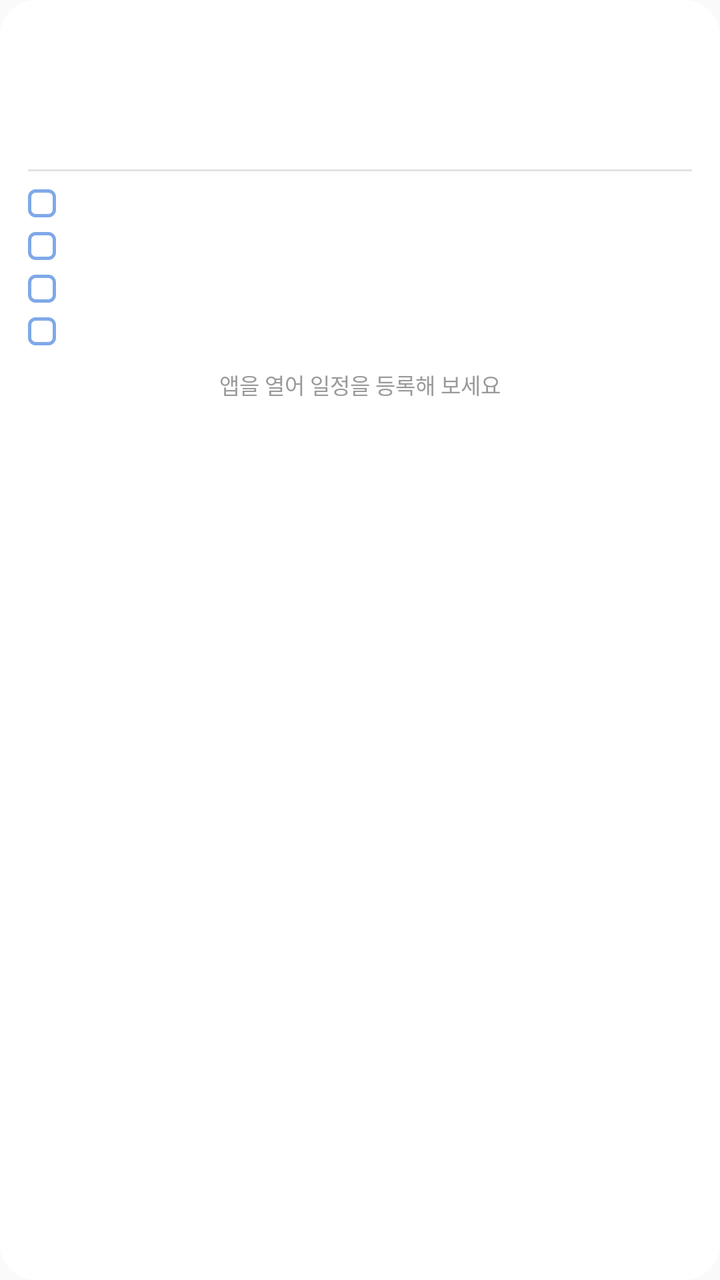
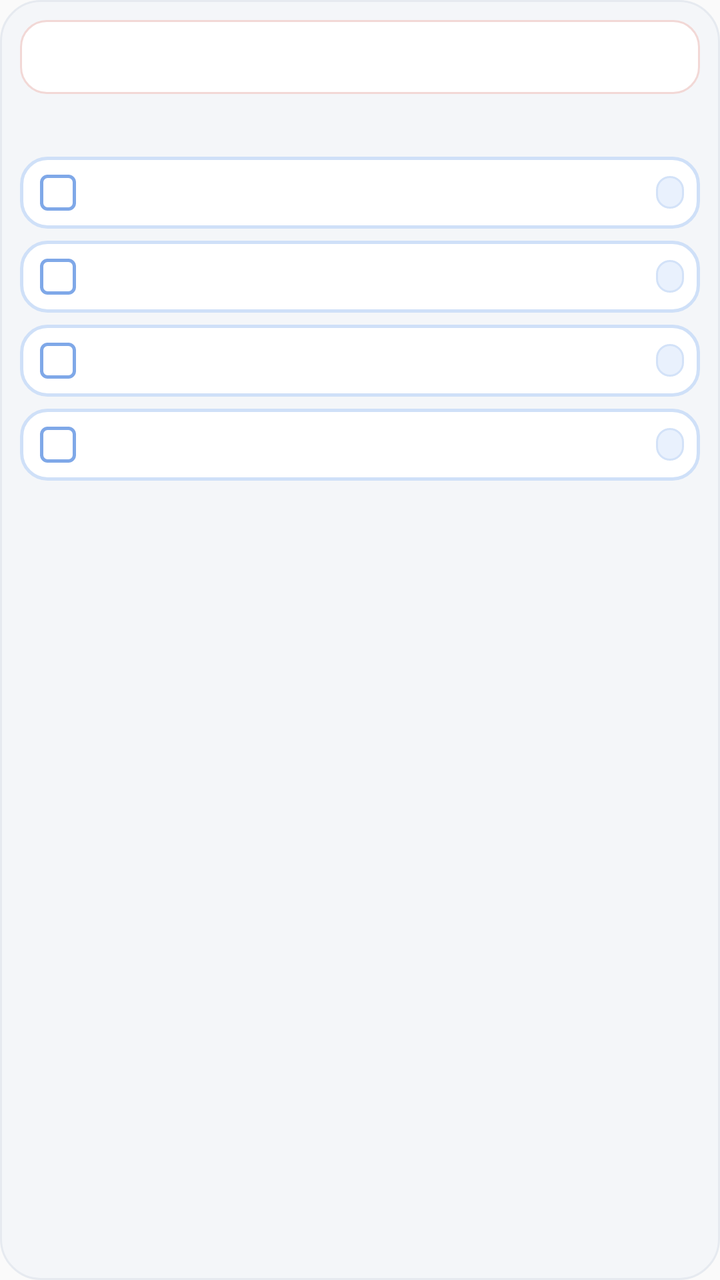

An Android layout rendered at two revisions. The XML below is the earlier revision; the diff shows what the commit changed to produce the second picture.
<!-- AndroidManifest.xml: application theme AppTheme -->
<!-- res/layout/neko_widget.xml -->
<?xml version="1.0" encoding="utf-8"?>
<LinearLayout xmlns:android="http://schemas.android.com/apk/res/android"
    android:id="@+id/w_root"
    android:layout_width="match_parent"
    android:layout_height="match_parent"
    android:orientation="vertical"
    android:background="@drawable/w_bg"
    android:padding="14dp">

    
    <LinearLayout
        android:id="@+id/w_dday_box"
        android:layout_width="match_parent"
        android:layout_height="wrap_content"
        android:orientation="vertical"
        android:paddingBottom="10dp">

        <TextView
            android:id="@+id/w_dday_title"
            android:layout_width="match_parent"
            android:layout_height="wrap_content"
            android:gravity="center"
            android:textSize="13sp"
            android:textColor="#4a4a4a"
            android:maxLines="1"
            android:ellipsize="end"
            android:text="" />

        <TextView
            android:id="@+id/w_dday_badge"
            android:layout_width="match_parent"
            android:layout_height="wrap_content"
            android:gravity="center"
            android:textSize="22sp"
            android:textStyle="bold"
            android:textColor="#d9736e"
            android:text="" />

        <TextView
            android:id="@+id/w_dday_date"
            android:layout_width="match_parent"
            android:layout_height="wrap_content"
            android:gravity="center"
            android:textSize="10sp"
            android:textColor="#9a9a9a"
            android:text="" />
    </LinearLayout>

    
    <ImageView
        android:id="@+id/w_div"
        android:layout_width="match_parent"
        android:layout_height="1dp"
        android:background="#e2e2e2"
        android:contentDescription="@null"
        android:layout_marginBottom="8dp" />

    
    <LinearLayout android:id="@+id/w_row1" android:layout_width="match_parent"
        android:layout_height="wrap_content" android:orientation="horizontal"
        android:paddingBottom="5dp">
        <ImageView android:id="@+id/w_dot1" android:layout_width="14dp" android:layout_height="14dp"
            android:layout_marginEnd="8dp" android:layout_gravity="center_vertical"
            android:src="@drawable/w_check_off" />
        <TextView android:id="@+id/w_todo1" android:layout_width="match_parent"
            android:layout_height="wrap_content" android:textSize="12sp" android:textColor="#4a4a4a"
            android:maxLines="1" android:ellipsize="end" android:text="" />
    </LinearLayout>

    <LinearLayout android:id="@+id/w_row2" android:layout_width="match_parent"
        android:layout_height="wrap_content" android:orientation="horizontal"
        android:paddingBottom="5dp">
        <ImageView android:id="@+id/w_dot2" android:layout_width="14dp" android:layout_height="14dp"
            android:layout_marginEnd="8dp" android:layout_gravity="center_vertical"
            android:src="@drawable/w_check_off" />
        <TextView android:id="@+id/w_todo2" android:layout_width="match_parent"
            android:layout_height="wrap_content" android:textSize="12sp" android:textColor="#4a4a4a"
            android:maxLines="1" android:ellipsize="end" android:text="" />
    </LinearLayout>

    <LinearLayout android:id="@+id/w_row3" android:layout_width="match_parent"
        android:layout_height="wrap_content" android:orientation="horizontal"
        android:paddingBottom="5dp">
        <ImageView android:id="@+id/w_dot3" android:layout_width="14dp" android:layout_height="14dp"
            android:layout_marginEnd="8dp" android:layout_gravity="center_vertical"
            android:src="@drawable/w_check_off" />
        <TextView android:id="@+id/w_todo3" android:layout_width="match_parent"
            android:layout_height="wrap_content" android:textSize="12sp" android:textColor="#4a4a4a"
            android:maxLines="1" android:ellipsize="end" android:text="" />
    </LinearLayout>

    <LinearLayout android:id="@+id/w_row4" android:layout_width="match_parent"
        android:layout_height="wrap_content" android:orientation="horizontal">
        <ImageView android:id="@+id/w_dot4" android:layout_width="14dp" android:layout_height="14dp"
            android:layout_marginEnd="8dp" android:layout_gravity="center_vertical"
            android:src="@drawable/w_check_off" />
        <TextView android:id="@+id/w_todo4" android:layout_width="match_parent"
            android:layout_height="wrap_content" android:textSize="12sp" android:textColor="#4a4a4a"
            android:maxLines="1" android:ellipsize="end" android:text="" />
    </LinearLayout>

    <TextView
        android:id="@+id/w_empty"
        android:layout_width="match_parent"
        android:layout_height="wrap_content"
        android:gravity="center"
        android:paddingTop="10dp"
        android:textSize="11sp"
        android:textColor="#9a9a9a"
        android:text="앱을 열어 일정을 등록해 보세요" />
</LinearLayout>
<!-- resources referenced by this layout -->
<resources>
  <!-- drawable w_bg (drawable) -->
  <?xml version="1.0" encoding="utf-8"?>
  <shape xmlns:android="http://schemas.android.com/apk/res/android" android:shape="rectangle">
      <solid android:color="#FFFFFF" />
      <corners android:radius="18dp" />
  </shape>
  <!-- drawable w_check_off (drawable) -->
  <?xml version="1.0" encoding="utf-8"?>
  <shape xmlns:android="http://schemas.android.com/apk/res/android" android:shape="rectangle">
      <solid android:color="#FFFFFF" />
      <stroke android:width="1.5dp" android:color="#7fa8e8" />
      <corners android:radius="3dp" />
  </shape>
  <style name="AppTheme" parent="Theme.AppCompat.Light.DarkActionBar">
          
          <item name="colorPrimary">@color/colorPrimary</item>
          <item name="colorPrimaryDark">@color/colorPrimaryDark</item>
          <item name="colorAccent">@color/colorAccent</item>
      </style>
</resources>

<!-- the commit's change to res/layout/neko_widget.xml (unified diff, before → after) -->
@@ -5,98 +5,290 @@
     android:layout_height="match_parent"
     android:orientation="vertical"
     android:background="@drawable/w_bg"
-    android:padding="14dp">
+    android:padding="10dp">
 
     
     <LinearLayout
         android:id="@+id/w_dday_box"
         android:layout_width="match_parent"
         android:layout_height="wrap_content"
-        android:orientation="vertical"
-        android:paddingBottom="10dp">
+        android:orientation="horizontal"
+        android:gravity="center_vertical"
+        android:background="@drawable/w_dday_bg"
+        android:paddingLeft="10dp"
+        android:paddingRight="10dp"
+        android:paddingTop="9dp"
+        android:paddingBottom="9dp"
+        android:layout_marginBottom="8dp">
+
+        <TextView
+            android:id="@+id/w_dday_badge"
+            android:layout_width="wrap_content"
+            android:layout_height="wrap_content"
+            android:textSize="14sp"
+            android:textStyle="bold"
+            android:textColor="#E4665F"
+            android:layout_marginEnd="9dp"
+            android:text="" />
 
         <TextView
             android:id="@+id/w_dday_title"
-            android:layout_width="match_parent"
-            android:layout_height="wrap_content"
+            android:layout_width="0dp"
+            android:layout_height="wrap_content"
+            android:layout_weight="1"
+            android:textSize="12sp"
+            android:textColor="#3E3A39"
+            android:maxLines="1"
+            android:ellipsize="end"
+            android:text="" />
+
+        <TextView
+            android:id="@+id/w_dday_date"
+            android:layout_width="wrap_content"
+            android:layout_height="wrap_content"
+            android:textSize="10sp"
+            android:textColor="#E88C86"
+            android:layout_marginStart="6dp"
+            android:text="" />
+    </LinearLayout>
+
+    
+    <LinearLayout
+        android:id="@+id/w_head_box"
+        android:layout_width="match_parent"
+        android:layout_height="wrap_content"
+        android:orientation="horizontal"
+        android:gravity="center_vertical"
+        android:paddingLeft="3dp"
+        android:paddingRight="4dp"
+        android:layout_marginBottom="7dp">
+
+        <TextView
+            android:id="@+id/w_head_title"
+            android:layout_width="0dp"
+            android:layout_height="wrap_content"
+            android:layout_weight="1"
+            android:textSize="12sp"
+            android:textColor="#3E3A39"
+            android:maxLines="1"
+            android:ellipsize="end"
+            android:text="" />
+
+        <TextView
+            android:id="@+id/w_head_count"
+            android:layout_width="wrap_content"
+            android:layout_height="wrap_content"
+            android:textSize="10sp"
+            android:textColor="#9AA0A6"
+            android:text="" />
+    </LinearLayout>
+
+    
+    <LinearLayout
+        android:id="@+id/w_row1"
+        android:layout_width="match_parent"
+        android:layout_height="wrap_content"
+        android:orientation="horizontal"
+        android:gravity="center_vertical"
+        android:background="@drawable/w_row_bg"
+        android:paddingLeft="10dp"
+        android:paddingRight="8dp"
+        android:paddingTop="9dp"
+        android:paddingBottom="9dp"
+        android:layout_marginBottom="6dp">
+
+        <TextView
+            android:id="@+id/w_chk1"
+            android:layout_width="18dp"
+            android:layout_height="18dp"
+            android:background="@drawable/w_check_off"
             android:gravity="center"
-            android:textSize="13sp"
-            android:textColor="#4a4a4a"
-            android:maxLines="1"
-            android:ellipsize="end"
-            android:text="" />
-
-        <TextView
-            android:id="@+id/w_dday_badge"
-            android:layout_width="match_parent"
-            android:layout_height="wrap_content"
+            android:textSize="11sp"
+            android:textColor="#FFFFFF"
+            android:includeFontPadding="false"
+            android:layout_marginEnd="9dp"
+            android:text="" />
+
+        <TextView
+            android:id="@+id/w_todo1"
+            android:layout_width="0dp"
+            android:layout_height="wrap_content"
+            android:layout_weight="1"
+            android:textSize="12sp"
+            android:textColor="#3E3A39"
+            android:maxLines="1"
+            android:ellipsize="end"
+            android:text="" />
+
+        <TextView
+            android:id="@+id/w_badge1"
+            android:layout_width="wrap_content"
+            android:layout_height="wrap_content"
+            android:background="@drawable/w_pill_am"
+            android:paddingLeft="7dp"
+            android:paddingRight="7dp"
+            android:paddingTop="2dp"
+            android:paddingBottom="2dp"
+            android:layout_marginStart="6dp"
+            android:textSize="9sp"
+            android:textColor="#5B8DD9"
+            android:text="" />
+    </LinearLayout>
+
+    
+    <LinearLayout
+        android:id="@+id/w_row2"
+        android:layout_width="match_parent"
+        android:layout_height="wrap_content"
+        android:orientation="horizontal"
+        android:gravity="center_vertical"
+        android:background="@drawable/w_row_bg"
+        android:paddingLeft="10dp"
+        android:paddingRight="8dp"
+        android:paddingTop="9dp"
+        android:paddingBottom="9dp"
+        android:layout_marginBottom="6dp">
+
+        <TextView
+            android:id="@+id/w_chk2"
+            android:layout_width="18dp"
+            android:layout_height="18dp"
+            android:background="@drawable/w_check_off"
             android:gravity="center"
-            android:textSize="22sp"
-            android:textStyle="bold"
-            android:textColor="#d9736e"
-            android:text="" />
-
-        <TextView
-            android:id="@+id/w_dday_date"
-            android:layout_width="match_parent"
-            android:layout_height="wrap_content"
+            android:textSize="11sp"
+            android:textColor="#FFFFFF"
+            android:includeFontPadding="false"
+            android:layout_marginEnd="9dp"
+            android:text="" />
+
+        <TextView
+            android:id="@+id/w_todo2"
+            android:layout_width="0dp"
+            android:layout_height="wrap_content"
+            android:layout_weight="1"
+            android:textSize="12sp"
+            android:textColor="#3E3A39"
+            android:maxLines="1"
+            android:ellipsize="end"
+            android:text="" />
+
+        <TextView
+            android:id="@+id/w_badge2"
+            android:layout_width="wrap_content"
+            android:layout_height="wrap_content"
+            android:background="@drawable/w_pill_am"
+            android:paddingLeft="7dp"
+            android:paddingRight="7dp"
+            android:paddingTop="2dp"
+            android:paddingBottom="2dp"
+            android:layout_marginStart="6dp"
+            android:textSize="9sp"
+            android:textColor="#5B8DD9"
+            android:text="" />
+    </LinearLayout>
+
+    
+    <LinearLayout
+        android:id="@+id/w_row3"
+        android:layout_width="match_parent"
+        android:layout_height="wrap_content"
+        android:orientation="horizontal"
+        android:gravity="center_vertical"
+        android:background="@drawable/w_row_bg"
+        android:paddingLeft="10dp"
+        android:paddingRight="8dp"
+        android:paddingTop="9dp"
+        android:paddingBottom="9dp"
+        android:layout_marginBottom="6dp">
+
+        <TextView
+            android:id="@+id/w_chk3"
+            android:layout_width="18dp"
+            android:layout_height="18dp"
+            android:background="@drawable/w_check_off"
             android:gravity="center"
-            android:textSize="10sp"
-            android:textColor="#9a9a9a"
-            android:text="" />
-    </LinearLayout>
-
-    
-    <ImageView
-        android:id="@+id/w_div"
-        android:layout_width="match_parent"
-        android:layout_height="1dp"
-        android:background="#e2e2e2"
-        android:contentDescription="@null"
-        android:layout_marginBottom="8dp" />
-
-    
-    <LinearLayout android:id="@+id/w_row1" android:layout_width="match_parent"
-        android:layout_height="wrap_content" android:orientation="horizontal"
-        android:paddingBottom="5dp">
-        <ImageView android:id="@+id/w_dot1" android:layout_width="14dp" android:layout_height="14dp"
-            android:layout_marginEnd="8dp" android:layout_gravity="center_vertical"
-            android:src="@drawable/w_check_off" />
-        <TextView android:id="@+id/w_todo1" android:layout_width="match_parent"
-            android:layout_height="wrap_content" android:textSize="12sp" android:textColor="#4a4a4a"
-            android:maxLines="1" android:ellipsize="end" android:text="" />
-    </LinearLayout>
-
-    <LinearLayout android:id="@+id/w_row2" android:layout_width="match_parent"
-        android:layout_height="wrap_content" android:orientation="horizontal"
-        android:paddingBottom="5dp">
-        <ImageView android:id="@+id/w_dot2" android:layout_width="14dp" android:layout_height="14dp"
-            android:layout_marginEnd="8dp" android:layout_gravity="center_vertical"
-            android:src="@drawable/w_check_off" />
-        <TextView android:id="@+id/w_todo2" android:layout_width="match_parent"
-            android:layout_height="wrap_content" android:textSize="12sp" android:textColor="#4a4a4a"
-            android:maxLines="1" android:ellipsize="end" android:text="" />
-    </LinearLayout>
-
-    <LinearLayout android:id="@+id/w_row3" android:layout_width="match_parent"
-        android:layout_height="wrap_content" android:orientation="horizontal"
-        android:paddingBottom="5dp">
-        <ImageView android:id="@+id/w_dot3" android:layout_width="14dp" android:layout_height="14dp"
-            android:layout_marginEnd="8dp" android:layout_gravity="center_vertical"
-            android:src="@drawable/w_check_off" />
-        <TextView android:id="@+id/w_todo3" android:layout_width="match_parent"
-            android:layout_height="wrap_content" android:textSize="12sp" android:textColor="#4a4a4a"
-            android:maxLines="1" android:ellipsize="end" android:text="" />
-    </LinearLayout>
-
-    <LinearLayout android:id="@+id/w_row4" android:layout_width="match_parent"
-        android:layout_height="wrap_content" android:orientation="horizontal">
-        <ImageView android:id="@+id/w_dot4" android:layout_width="14dp" android:layout_height="14dp"
-            android:layout_marginEnd="8dp" android:layout_gravity="center_vertical"
-            android:src="@drawable/w_check_off" />
-        <TextView android:id="@+id/w_todo4" android:layout_width="match_parent"
-            android:layout_height="wrap_content" android:textSize="12sp" android:textColor="#4a4a4a"
-            android:maxLines="1" android:ellipsize="end" android:text="" />
+            android:textSize="11sp"
+            android:textColor="#FFFFFF"
+            android:includeFontPadding="false"
+            android:layout_marginEnd="9dp"
+            android:text="" />
+
+        <TextView
+            android:id="@+id/w_todo3"
+            android:layout_width="0dp"
+            android:layout_height="wrap_content"
+            android:layout_weight="1"
+            android:textSize="12sp"
+            android:textColor="#3E3A39"
+            android:maxLines="1"
+            android:ellipsize="end"
+            android:text="" />
+
+        <TextView
+            android:id="@+id/w_badge3"
+            android:layout_width="wrap_content"
+            android:layout_height="wrap_content"
+            android:background="@drawable/w_pill_am"
+            android:paddingLeft="7dp"
+            android:paddingRight="7dp"
+            android:paddingTop="2dp"
+            android:paddingBottom="2dp"
+            android:layout_marginStart="6dp"
+            android:textSize="9sp"
+            android:textColor="#5B8DD9"
+            android:text="" />
+    </LinearLayout>
+
+    
+    <LinearLayout
+        android:id="@+id/w_row4"
+        android:layout_width="match_parent"
+        android:layout_height="wrap_content"
+        android:orientation="horizontal"
+        android:gravity="center_vertical"
+        android:background="@drawable/w_row_bg"
+        android:paddingLeft="10dp"
+        android:paddingRight="8dp"
+        android:paddingTop="9dp"
+        android:paddingBottom="9dp"
+        android:layout_marginBottom="6dp">
+
+        <TextView
+            android:id="@+id/w_chk4"
+            android:layout_width="18dp"
+            android:layout_height="18dp"
+            android:background="@drawable/w_check_off"
+            android:gravity="center"
+            android:textSize="11sp"
+            android:textColor="#FFFFFF"
+            android:includeFontPadding="false"
+            android:layout_marginEnd="9dp"
+            android:text="" />
+
+        <TextView
+            android:id="@+id/w_todo4"
+            android:layout_width="0dp"
+            android:layout_height="wrap_content"
+            android:layout_weight="1"
+            android:textSize="12sp"
+            android:textColor="#3E3A39"
+            android:maxLines="1"
+            android:ellipsize="end"
+            android:text="" />
+
+        <TextView
+            android:id="@+id/w_badge4"
+            android:layout_width="wrap_content"
+            android:layout_height="wrap_content"
+            android:background="@drawable/w_pill_am"
+            android:paddingLeft="7dp"
+            android:paddingRight="7dp"
+            android:paddingTop="2dp"
+            android:paddingBottom="2dp"
+            android:layout_marginStart="6dp"
+            android:textSize="9sp"
+            android:textColor="#5B8DD9"
+            android:text="" />
     </LinearLayout>
 
     <TextView
@@ -104,8 +296,9 @@
         android:layout_width="match_parent"
         android:layout_height="wrap_content"
         android:gravity="center"
-        android:paddingTop="10dp"
+        android:paddingTop="14dp"
+        android:paddingBottom="14dp"
         android:textSize="11sp"
-        android:textColor="#9a9a9a"
-        android:text="앱을 열어 일정을 등록해 보세요" />
+        android:textColor="#9AA0A6"
+        android:text="" />
 </LinearLayout>
<!-- resource entries referenced after the edit -->
@@ -3,8 +3,9 @@
   <!-- drawable w_bg (drawable) -->
   <?xml version="1.0" encoding="utf-8"?>
   <shape xmlns:android="http://schemas.android.com/apk/res/android" android:shape="rectangle">
-      <solid android:color="#FFFFFF" />
-      <corners android:radius="18dp" />
+      <solid android:color="#F4F6F9" />
+      <stroke android:width="1dp" android:color="#E6EAF0" />
+      <corners android:radius="20dp" />
   </shape>
   <!-- drawable w_check_off (drawable) -->
   <?xml version="1.0" encoding="utf-8"?>
@@ -12,6 +13,27 @@
       <solid android:color="#FFFFFF" />
       <stroke android:width="1.5dp" android:color="#7fa8e8" />
       <corners android:radius="3dp" />
+  </shape>
+  <!-- drawable w_dday_bg (drawable) -->
+  <?xml version="1.0" encoding="utf-8"?>
+  <shape xmlns:android="http://schemas.android.com/apk/res/android" android:shape="rectangle">
+      <solid android:color="#FFFFFF" />
+      <stroke android:width="1dp" android:color="#F2D8D6" />
+      <corners android:radius="13dp" />
+  </shape>
+  <!-- drawable w_pill_am (drawable) -->
+  <?xml version="1.0" encoding="utf-8"?>
+  <shape xmlns:android="http://schemas.android.com/apk/res/android" android:shape="rectangle">
+      <solid android:color="#E9F1FD" />
+      <stroke android:width="1dp" android:color="#D3E2F8" />
+      <corners android:radius="9dp" />
+  </shape>
+  <!-- drawable w_row_bg (drawable) -->
+  <?xml version="1.0" encoding="utf-8"?>
+  <shape xmlns:android="http://schemas.android.com/apk/res/android" android:shape="rectangle">
+      <solid android:color="#FFFFFF" />
+      <stroke android:width="1.5dp" android:color="#CFE0F8" />
+      <corners android:radius="13dp" />
   </shape>
   <style name="AppTheme" parent="Theme.AppCompat.Light.DarkActionBar">
           
